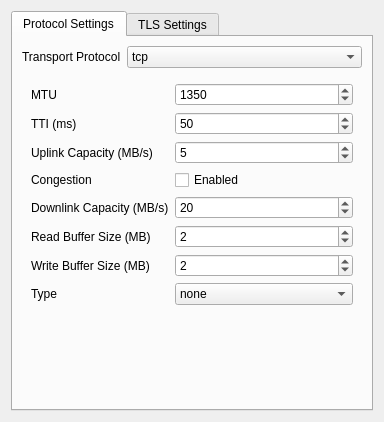
First picture: the form in ui/streamwidget.ui, repository Trojan-Qt5/Trojan-Qt5, before the edit.
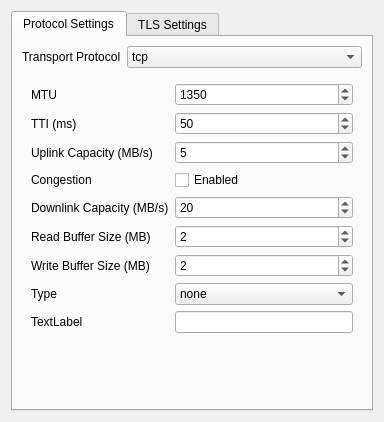
Second picture: the form after the edit. The open tabs and pages were chosen to show the change.

The edit to the form file:
```diff
--- a/ui/streamwidget.ui
+++ b/ui/streamwidget.ui
@@ -449,7 +449,7 @@
              </item>
             </widget>
            </item>
-           <item row="8" column="0" colspan="2">
+           <item row="9" column="0" colspan="2">
             <spacer name="verticalSpacer">
              <property name="orientation">
               <enum>Qt::Vertical</enum>
@@ -462,6 +462,16 @@
              </property>
             </spacer>
            </item>
+           <item row="8" column="0">
+            <widget class="QLabel" name="label_14">
+             <property name="text">
+              <string>TextLabel</string>
+             </property>
+            </widget>
+           </item>
+           <item row="8" column="1">
+            <widget class="QLineEdit" name="lineEdit"/>
+           </item>
           </layout>
          </widget>
          <widget class="QWidget" name="quicStackPage">
```
Left out of the diff: 2 changed lines with no effect on the pictures.
